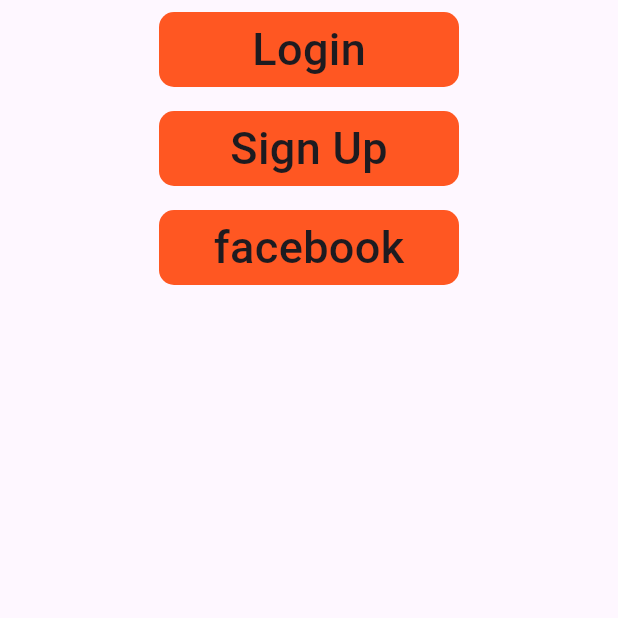
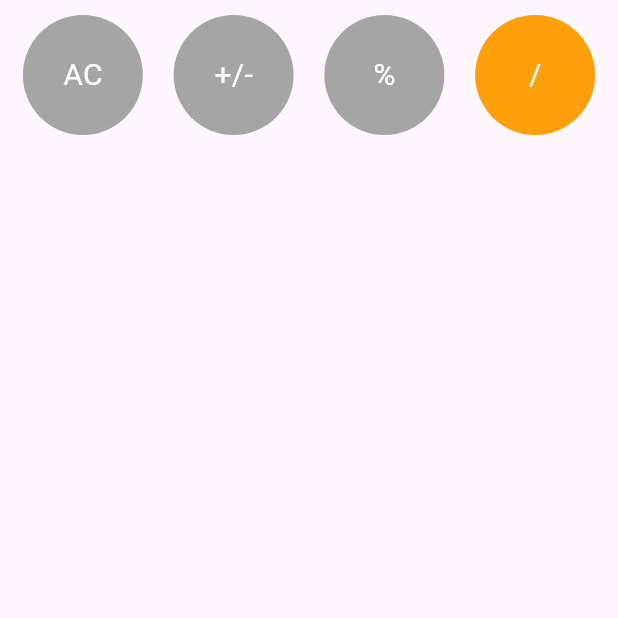
Before and after one commit to hayahahmed08/flutter_calculator_app, a Flutter app: the screen it shows after launch, on a phone screen of 412 x 824 dp, the top half of it. Run offline on Flutter 3.47's test engine with Material 3 defaults, Android fonts, the phone set to English and light mode, and no system bars.

Commit message:
onPress and title

```diff
--- a/lib/components/my_button.dart
+++ b/lib/components/my_button.dart
@@ -2,25 +2,39 @@ import 'package:flutter/material.dart';
 import 'package:flutter_calculator_app/constants.dart';
 
 class MyButton extends StatefulWidget {
-  final String title ;
-  const MyButton({super.key,required this.title,});
+  final String title;
+  final Color color;
+  final VoidCallback onPress;
+
+  const MyButton({
+    super.key,
+    required this.title,
+    this.color = const Color(0xffa5a5a5),
+    required this.onPress,
+  });
+
   @override
   State<MyButton> createState() => _MyButtonState();
 }
+
 class _MyButtonState extends State<MyButton> {
   @override
   Widget build(BuildContext context) {
-    return Center(
-      child: Padding(
-        padding: const EdgeInsets.all(8.0), // Add padding here
+    return Expanded(
+      child: InkWell(
+        onTap: widget.onPress, // Fixed the access to the onPress callback
         child: Container(
-          height: 50,
-          width: 200,
+          height: 80,
           decoration: BoxDecoration(
-            color: Colors.deepOrange,
-            borderRadius: BorderRadius.circular(10),
+            shape: BoxShape.circle,
+            color: widget.color,
           ),
-          child: Center(child: Text(widget.title , style: headingTextStyle)),
+          child: Center(
+            child: Text(
+              widget.title,
+              style: const TextStyle(fontSize: 20, color: Colors.white),
+            ),
+          ),
         ),
       ),
     );
--- a/lib/home_screen.dart
+++ b/lib/home_screen.dart
@@ -1,5 +1,6 @@
 import 'package:flutter/material.dart';
 import 'package:flutter_calculator_app/components/my_button.dart';
+
 class HomeScreen extends StatefulWidget {
   const HomeScreen({super.key});
 
@@ -10,17 +11,39 @@ class HomeScreen extends StatefulWidget {
 class _HomeScreenState extends State<HomeScreen> {
   @override
   Widget build(BuildContext context) {
-    return SafeArea(
-      child: Scaffold(
-        body: Column(
-          children: [
-            MyButton(title: "Login",),
-            MyButton(title: "Sign Up",),
-            MyButton(title: "facebook"),
-            SizedBox(
-              height: 10,
-            )
-          ],
+    return Scaffold(
+      body: SafeArea(
+        child: Padding(
+          padding: const EdgeInsets.symmetric(horizontal: 10,vertical: 10),
+          child: Column(
+            children: [
+              Row(
+                mainAxisAlignment: MainAxisAlignment.spaceEvenly,
+                // Align buttons evenly
+                children: [
+                  MyButton(title: 'AC',onPress: (){
+                    print('tap');
+                  },),
+                  SizedBox(width: 10,),
+                  MyButton(title: '+/-', onPress: (){
+                    print('tap');
+                  },),
+                  SizedBox(width: 10, ),
+                  MyButton(title: '%', onPress: (){
+                    print('tap');
+                  },),
+                  SizedBox(width: 10,),
+                  MyButton(title: '/',color: Color(0xffffa00a), onPress: (){
+                    print('tap');
+                  },),
+
+
+
+                ],
+              ),
+              SizedBox(height: 10),
+            ],
+          ),
         ),
       ),
     );
```
